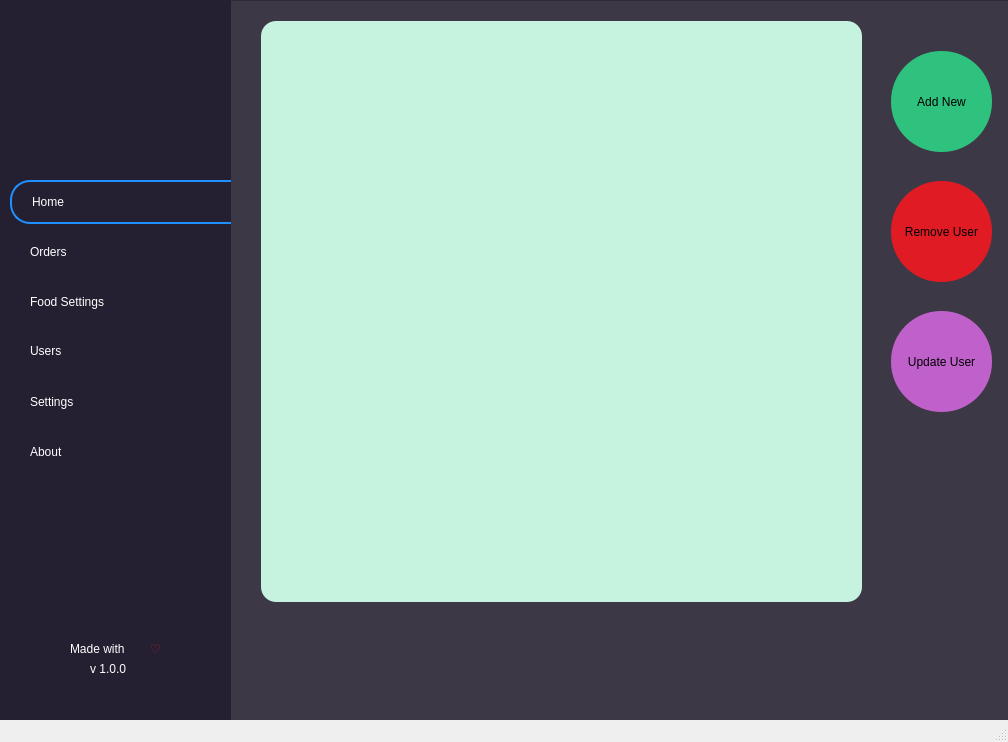
The window that home.ui (jibrankhalil-jk/CafeKit) describes before a commit, drawn with Qt 5.
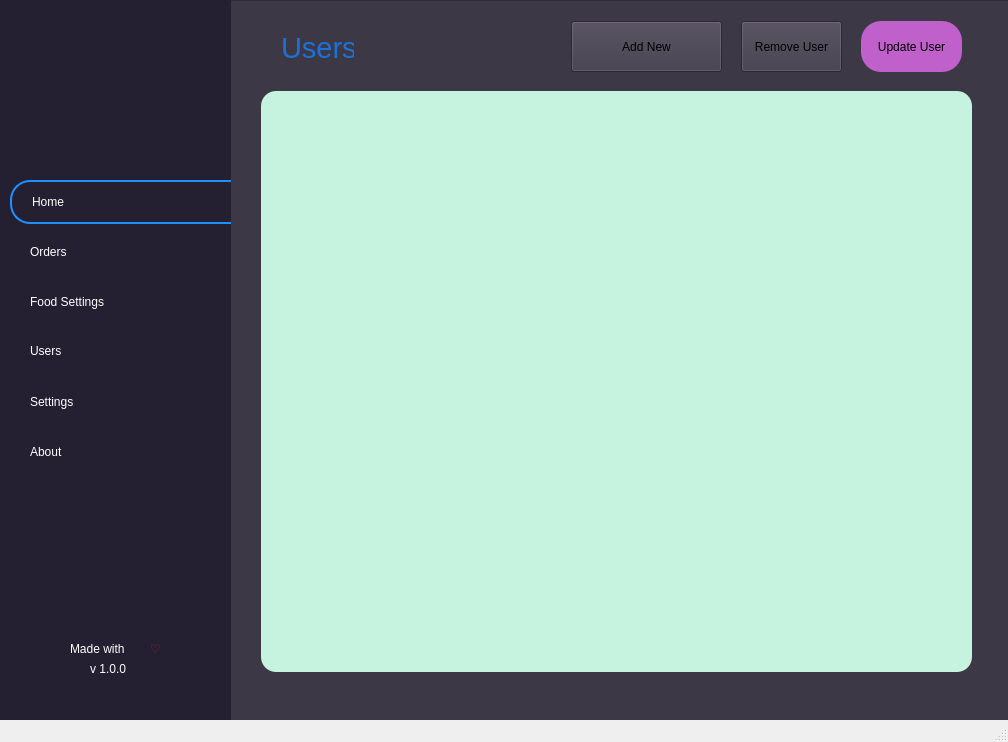
The same window after the commit. The open tabs and pages were chosen to show the change. Icons and pictures are not drawn.

Diff of the .ui file:
```diff
--- a/home.ui
+++ b/home.ui
@@ -88,7 +88,7 @@
      <enum>QFrame::Raised</enum>
     </property>
     <property name="currentIndex">
-     <number>2</number>
+     <number>3</number>
     </property>
     <widget class="QWidget" name="ahomepage">
      <widget class="QWidget" name="userstoday" native="true">
@@ -643,7 +643,7 @@
      </widget>
     </widget>
     <widget class="QWidget" name="borderspage">
-     <widget class="QTableWidget" name="allorderstable">
+     <widget class="QTableWidget" name="ordersViewAllOrdersTable">
       <property name="geometry">
        <rect>
         <x>20</x>
@@ -847,7 +847,7 @@
        <string>&lt;html&gt;&lt;head/&gt;&lt;body&gt;&lt;p&gt;&lt;span style=&quot; font-size:18pt; font-weight:700; color:#ffffff;&quot;&gt;0&lt;/span&gt;&lt;/p&gt;&lt;/body&gt;&lt;/html&gt;</string>
       </property>
      </widget>
-     <widget class="QPushButton" name="pushButton">
+     <widget class="QPushButton" name="ordersViewAddNewButton">
       <property name="geometry">
        <rect>
         <x>505</x>
@@ -894,10 +894,10 @@
      </widget>
     </widget>
     <widget class="QWidget" name="cfoodpage">
-     <widget class="QPushButton" name="updateFoodButton">
+     <widget class="QPushButton" name="FoodViewUpdateFoodButton">
       <property name="geometry">
        <rect>
-        <x>490</x>
+        <x>480</x>
         <y>20</y>
         <width>121</width>
         <height>41</height>
@@ -916,10 +916,10 @@
        <string>Update Item</string>
       </property>
      </widget>
-     <widget class="QPushButton" name="addNewFoodButton">
+     <widget class="QPushButton" name="FoodViewAddNewFoodButton">
       <property name="geometry">
        <rect>
-        <x>360</x>
+        <x>340</x>
         <y>20</y>
         <width>121</width>
         <height>41</height>
@@ -938,10 +938,10 @@
        <string>Add new Item</string>
       </property>
      </widget>
-     <widget class="QPushButton" name="removeFoodButton">
+     <widget class="QPushButton" name="FoodViewRemoveFoodButton">
       <property name="geometry">
        <rect>
-        <x>620</x>
+        <x>610</x>
         <y>20</y>
         <width>121</width>
         <height>41</height>
@@ -960,7 +960,7 @@
        <string>Remove Item</string>
       </property>
      </widget>
-     <widget class="QTableView" name="foodViewFoodItemTable">
+     <widget class="QTableView" name="foodViewFoodItemsTable">
       <property name="geometry">
        <rect>
         <x>30</x>
@@ -997,19 +997,19 @@
      </widget>
     </widget>
     <widget class="QWidget" name="duserpage">
-     <widget class="QPushButton" name="addNewUserButton">
+     <widget class="QPushButton" name="usersViewAddNewUserButton">
       <property name="geometry">
        <rect>
-        <x>660</x>
-        <y>50</y>
-        <width>101</width>
-        <height>101</height>
+        <x>340</x>
+        <y>20</y>
+        <width>151</width>
+        <height>51</height>
        </rect>
       </property>
       <property name="styleSheet">
        <string notr="true">#addNewUserButton{
 background-color: rgb(46, 194, 126);
-border-radius: 50%;
+border-radius: 20%;
 }
 #addNewUserButton::hover{
 background-color: rgb(143, 240, 164)
@@ -1019,19 +1019,19 @@
        <string>Add New</string>
       </property>
      </widget>
-     <widget class="QPushButton" name="removeUserButton">
+     <widget class="QPushButton" name="usersViewRemoveUserButton">
       <property name="geometry">
        <rect>
-        <x>660</x>
-        <y>180</y>
+        <x>510</x>
+        <y>20</y>
         <width>101</width>
-        <height>101</height>
+        <height>51</height>
        </rect>
       </property>
       <property name="styleSheet">
        <string notr="true">#removeUserButton{
 background-color: rgb(224, 27, 36);
-border-radius: 50%;
+border-radius: 20%;
 }
 #removeUserButton::hover{
 background-color: rgb(246, 97, 81);
@@ -1044,16 +1044,16 @@
      <widget class="QPushButton" name="updateUserButton">
       <property name="geometry">
        <rect>
-        <x>660</x>
-        <y>310</y>
+        <x>630</x>
+        <y>20</y>
         <width>101</width>
-        <height>101</height>
+        <height>51</height>
        </rect>
       </property>
       <property name="styleSheet">
        <string notr="true">#updateUserButton{
 background-color: rgb(192, 97, 203);
-border-radius: 50%;
+border-radius: 20%;
 }
 #updateUserButton::hover{
 background-color: rgb(220, 138, 221);
@@ -1067,8 +1067,8 @@
       <property name="geometry">
        <rect>
         <x>30</x>
-        <y>20</y>
-        <width>601</width>
+        <y>90</y>
+        <width>711</width>
         <height>581</height>
        </rect>
       </property>
@@ -1085,6 +1085,19 @@
        <bool>true</bool>
       </property>
      </widget>
+     <widget class="QLabel" name="label_23">
+      <property name="geometry">
+       <rect>
+        <x>50</x>
+        <y>30</y>
+        <width>73</width>
+        <height>35</height>
+       </rect>
+      </property>
+      <property name="text">
+       <string>&lt;html&gt;&lt;head/&gt;&lt;body&gt;&lt;p&gt;&lt;span style=&quot; font-size:22pt; color:#1c71d8;&quot;&gt;Users&lt;/span&gt;&lt;/p&gt;&lt;/body&gt;&lt;/html&gt;</string>
+      </property>
+     </widget>
     </widget>
     <widget class="QWidget" name="eloanpage">
      <widget class="QTableWidget" name="loantable2">
```
